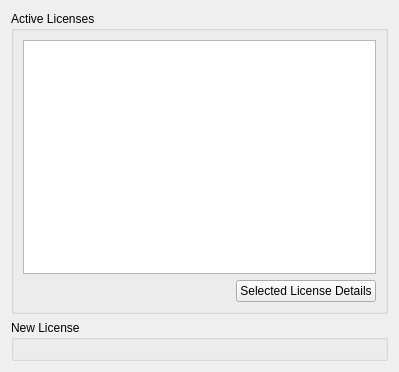
Before: the Qt Designer form client/src/ui/widgets/settings/license_manager_widget.ui in networkoptix/nx_open, drawn with Qt 5.
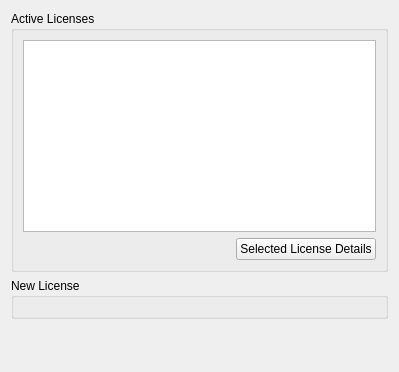
After: the same form once the commit is applied. Custom widgets are drawn as their Qt base class.

Commit message:
(Issue #3608) :  Fix "Licenses" form
<==== Mercurial data ====>
Branch: general_system_settings

The edit to the form file:
```diff
--- a/client/src/ui/widgets/settings/license_manager_widget.ui
+++ b/client/src/ui/widgets/settings/license_manager_widget.ui
@@ -10,7 +10,7 @@
     <height>372</height>
    </rect>
   </property>
-  <layout class="QVBoxLayout" name="verticalLayout_5">
+  <layout class="QVBoxLayout" name="verticalLayout_5" stretch="0,0,1">
    <item>
     <widget class="QGroupBox" name="groupBox">
      <property name="title">
@@ -66,6 +66,19 @@
      </layout>
     </widget>
    </item>
+   <item>
+    <spacer name="verticalSpacer">
+     <property name="orientation">
+      <enum>Qt::Vertical</enum>
+     </property>
+     <property name="sizeHint" stdset="0">
+      <size>
+       <width>20</width>
+       <height>40</height>
+      </size>
+     </property>
+    </spacer>
+   </item>
   </layout>
  </widget>
  <customwidgets>
```
The commit also changes 5 other files.
